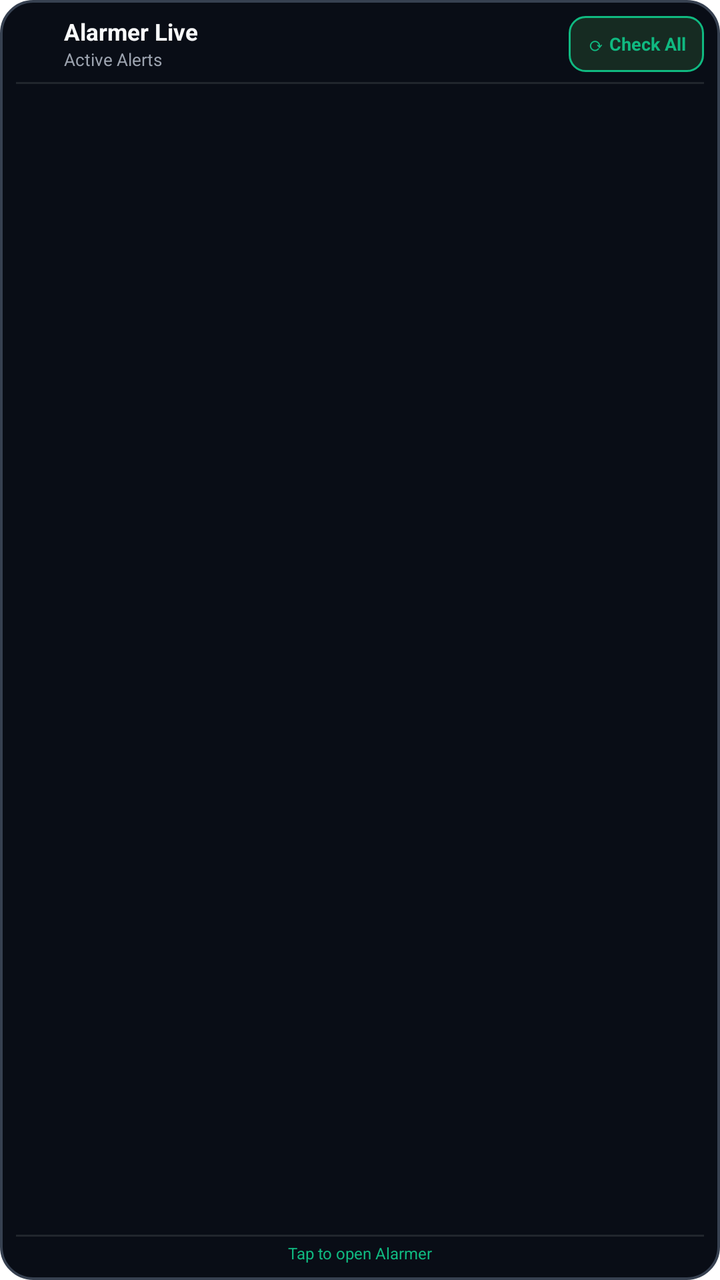
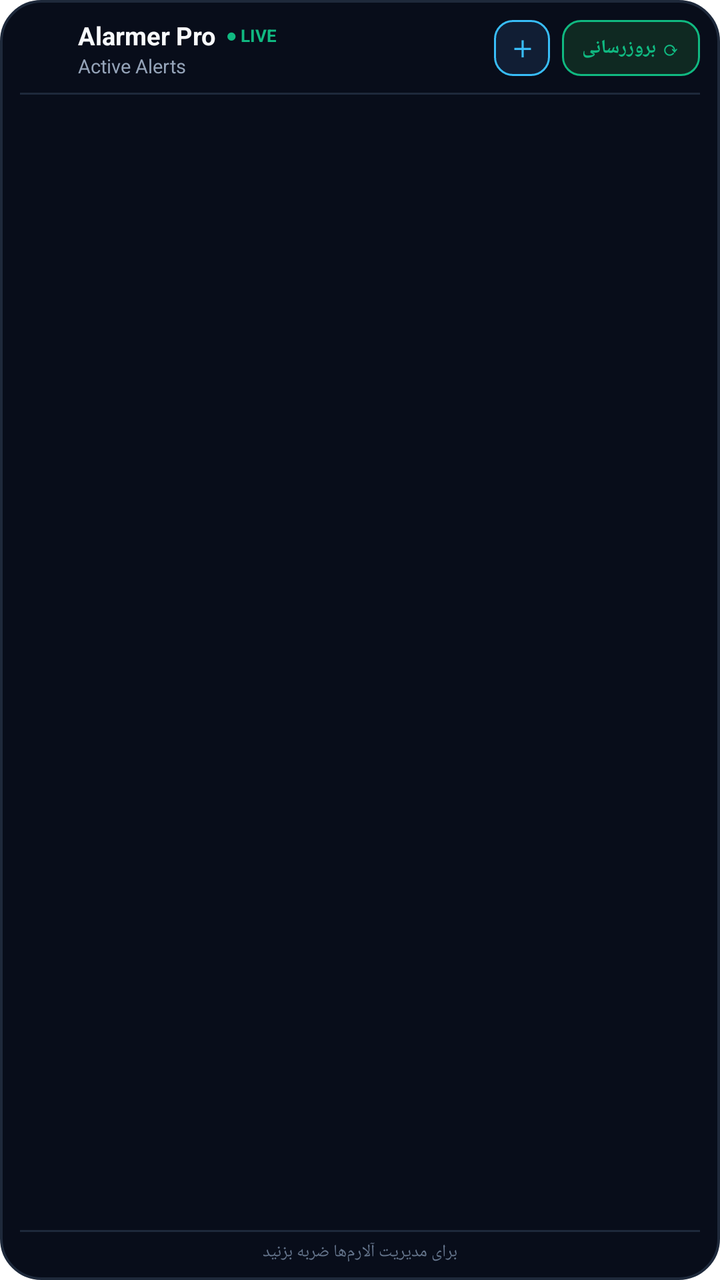

Two renders of the same Android screen: before a commit and after it. Below are the layout's source before the change and the commit's diff.
<!-- AndroidManifest.xml: fallback theme Theme.MaterialComponents.DayNight.NoActionBar -->
<!-- res/layout/alarmer_appwidget_layout.xml -->
<?xml version="1.0" encoding="utf-8"?>
<LinearLayout xmlns:android="http://schemas.android.com/apk/res/android"
    android:id="@+id/widget_root"
    android:layout_width="match_parent"
    android:layout_height="match_parent"
    android:background="@drawable/widget_background_dark"
    android:orientation="vertical"
    android:padding="8dp">

    
    <LinearLayout
        android:id="@+id/widget_header_bar"
        android:layout_width="match_parent"
        android:layout_height="wrap_content"
        android:gravity="center_vertical"
        android:orientation="horizontal"
        android:paddingBottom="5dp">

        <ImageView
            android:id="@+id/widget_logo_icon"
            android:layout_width="18dp"
            android:layout_height="18dp"
            android:src="@mipmap/ic_launcher" />

        <LinearLayout
            android:layout_width="0dp"
            android:layout_height="wrap_content"
            android:layout_marginLeft="6dp"
            android:layout_marginStart="6dp"
            android:layout_weight="1"
            android:orientation="vertical">

            <TextView
                android:id="@+id/widget_header_title"
                android:layout_width="wrap_content"
                android:layout_height="wrap_content"
                android:text="Alarmer Live"
                android:textColor="#F9FAFB"
                android:textSize="11.5sp"
                android:textStyle="bold" />

            <TextView
                android:id="@+id/widget_subtitle"
                android:layout_width="wrap_content"
                android:layout_height="wrap_content"
                android:text="Active Alerts"
                android:textColor="#9CA3AF"
                android:textSize="8.5sp" />
        </LinearLayout>

        
        <TextView
            android:id="@+id/widget_refresh_btn"
            android:layout_width="wrap_content"
            android:layout_height="wrap_content"
            android:background="@drawable/widget_live_pill_dark"
            android:gravity="center"
            android:minHeight="28dp"
            android:paddingLeft="9dp"
            android:paddingStart="9dp"
            android:paddingTop="4dp"
            android:paddingRight="9dp"
            android:paddingEnd="9dp"
            android:paddingBottom="4dp"
            android:text="⟳ Check All"
            android:textColor="#10B981"
            android:textSize="9sp"
            android:textStyle="bold" />
    </LinearLayout>

    <FrameLayout
        android:id="@+id/widget_divider_1"
        android:layout_width="match_parent"
        android:layout_height="1dp"
        android:layout_marginBottom="4dp"
        android:background="#21262D" />

    
    <FrameLayout
        android:layout_width="match_parent"
        android:layout_height="0dp"
        android:layout_weight="1">

        <ListView
            android:id="@+id/widget_listview"
            android:layout_width="match_parent"
            android:layout_height="match_parent"
            android:divider="@null"
            android:dividerHeight="0dp"
            android:scrollbars="vertical" />

        
        <TextView
            android:id="@+id/widget_empty_text"
            android:layout_width="match_parent"
            android:layout_height="match_parent"
            android:gravity="center"
            android:paddingTop="8dp"
            android:paddingBottom="8dp"
            android:text="No active alerts configured"
            android:textColor="#9CA3AF"
            android:textSize="10sp"
            android:visibility="gone" />
    </FrameLayout>

    <FrameLayout
        android:id="@+id/widget_divider_2"
        android:layout_width="match_parent"
        android:layout_height="1dp"
        android:layout_marginTop="2dp"
        android:background="#21262D" />

    
    <TextView
        android:id="@+id/widget_footer_text"
        android:layout_width="match_parent"
        android:layout_height="wrap_content"
        android:layout_marginTop="2.5dp"
        android:gravity="center"
        android:text="Tap to open Alarmer"
        android:textColor="#10B981"
        android:textSize="8sp" />
</LinearLayout>
<!-- resources referenced by this layout -->
<resources>
  <!-- drawable widget_background_dark (drawable) -->
  <?xml version="1.0" encoding="utf-8"?>
  <shape xmlns:android="http://schemas.android.com/apk/res/android"
      android:shape="rectangle">
      <solid android:color="#090D16" />
      <corners android:radius="16dp" />
      <stroke
          android:width="1.2dp"
          android:color="#374151" />
  </shape>
  <!-- drawable widget_live_pill_dark (drawable) -->
  <?xml version="1.0" encoding="utf-8"?>
  <shape xmlns:android="http://schemas.android.com/apk/res/android"
      android:shape="rectangle">
      <solid android:color="#162B22" />
      <corners android:radius="8dp" />
      <stroke
          android:width="1dp"
          android:color="#10B981" />
  </shape>
  <!-- mipmap ic_launcher (mipmap-anydpi-v26) -->
  <?xml version="1.0" encoding="utf-8"?>
  <adaptive-icon xmlns:android="http://schemas.android.com/apk/res/android">
      <background android:drawable="@drawable/ic_launcher_background" />
      <foreground android:drawable="@drawable/ic_launcher_foreground" />
  </adaptive-icon>
  <!-- drawable ic_launcher_background (drawable) -->
  <?xml version="1.0" encoding="utf-8"?>
  <vector xmlns:android="http://schemas.android.com/apk/res/android"
      android:width="108dp"
      android:height="108dp"
      android:viewportWidth="108"
      android:viewportHeight="108">
      <path
          android:fillColor="#0D1117"
          android:pathData="M0,0h108v108h-108z" />
  </vector>
  <!-- drawable ic_launcher_foreground (drawable) -->
  <?xml version="1.0" encoding="utf-8"?>
  <vector xmlns:android="http://schemas.android.com/apk/res/android"
      android:width="108dp"
      android:height="108dp"
      android:viewportWidth="108"
      android:viewportHeight="108">
      
      <path
          android:fillColor="#F59E0B"
          android:pathData="M54,28c-11,0 -20,9 -20,20v14l-6,6v4h52v-4l-6,-6V48c0,-11 -9,-20 -20,-20zm-6,48c0,3.31 2.69,6 6,6s6,-2.69 6,-6h-12z" />
  </vector>
</resources>

<!-- the commit's change to res/layout/alarmer_appwidget_layout.xml (unified diff, before → after) -->
@@ -5,7 +5,12 @@
     android:layout_height="match_parent"
     android:background="@drawable/widget_background_dark"
     android:orientation="vertical"
-    android:padding="8dp">
+    android:paddingLeft="10dp"
+    android:paddingStart="10dp"
+    android:paddingTop="9dp"
+    android:paddingRight="10dp"
+    android:paddingEnd="10dp"
+    android:paddingBottom="8dp">
 
     
     <LinearLayout
@@ -14,39 +19,88 @@
         android:layout_height="wrap_content"
         android:gravity="center_vertical"
         android:orientation="horizontal"
-        android:paddingBottom="5dp">
+        android:paddingBottom="7dp">
 
-        <ImageView
-            android:id="@+id/widget_logo_icon"
-            android:layout_width="18dp"
-            android:layout_height="18dp"
-            android:src="@mipmap/ic_launcher" />
-
+        
         <LinearLayout
+            android:id="@+id/widget_header_brand"
             android:layout_width="0dp"
             android:layout_height="wrap_content"
-            android:layout_marginLeft="6dp"
-            android:layout_marginStart="6dp"
             android:layout_weight="1"
-            android:orientation="vertical">
+            android:gravity="center_vertical"
+            android:orientation="horizontal">
 
-            <TextView
-                android:id="@+id/widget_header_title"
+            <ImageView
+                android:id="@+id/widget_logo_icon"
+                android:layout_width="22dp"
+                android:layout_height="22dp"
+                android:src="@mipmap/ic_launcher" />
+
+            <LinearLayout
                 android:layout_width="wrap_content"
                 android:layout_height="wrap_content"
-                android:text="Alarmer Live"
-                android:textColor="#F9FAFB"
-                android:textSize="11.5sp"
-                android:textStyle="bold" />
+                android:layout_marginLeft="7dp"
+                android:layout_marginStart="7dp"
+                android:orientation="vertical">
 
-            <TextView
-                android:id="@+id/widget_subtitle"
-                android:layout_width="wrap_content"
-                android:layout_height="wrap_content"
-                android:text="Active Alerts"
-                android:textColor="#9CA3AF"
-                android:textSize="8.5sp" />
+                <LinearLayout
+                    android:layout_width="wrap_content"
+                    android:layout_height="wrap_content"
+                    android:gravity="center_vertical"
+                    android:orientation="horizontal">
+
+                    <TextView
+                        android:id="@+id/widget_header_title"
+                        android:layout_width="wrap_content"
+                        android:layout_height="wrap_content"
+                        android:text="Alarmer Pro"
+                        android:textColor="#F8FAFC"
+                        android:textSize="12.5sp"
+                        android:textStyle="bold" />
+
+                    <TextView
+                        android:id="@+id/widget_live_dot"
+                        android:layout_width="wrap_content"
+                        android:layout_height="wrap_content"
+                        android:layout_marginLeft="5dp"
+                        android:layout_marginStart="5dp"
+                        android:text="● LIVE"
+                        android:textColor="#10B981"
+                        android:textSize="8.5sp"
+                        android:textStyle="bold" />
+                </LinearLayout>
+
+                <TextView
+                    android:id="@+id/widget_subtitle"
+                    android:layout_width="wrap_content"
+                    android:layout_height="wrap_content"
+                    android:text="Active Alerts"
+                    android:textColor="#94A3B8"
+                    android:textSize="9.5sp" />
+            </LinearLayout>
         </LinearLayout>
+
+        
+        <TextView
+            android:id="@+id/widget_add_btn"
+            android:layout_width="wrap_content"
+            android:layout_height="wrap_content"
+            android:layout_marginRight="6dp"
+            android:layout_marginEnd="6dp"
+            android:background="@drawable/widget_add_pill_dark"
+            android:gravity="center"
+            android:minWidth="28dp"
+            android:minHeight="28dp"
+            android:paddingLeft="8dp"
+            android:paddingStart="8dp"
+            android:paddingTop="4dp"
+            android:paddingRight="8dp"
+            android:paddingEnd="8dp"
+            android:paddingBottom="4dp"
+            android:text="＋"
+            android:textColor="#38BDF8"
+            android:textSize="11sp"
+            android:textStyle="bold" />
 
         
         <TextView
@@ -56,15 +110,15 @@
             android:background="@drawable/widget_live_pill_dark"
             android:gravity="center"
             android:minHeight="28dp"
-            android:paddingLeft="9dp"
-            android:paddingStart="9dp"
+            android:paddingLeft="10dp"
+            android:paddingStart="10dp"
             android:paddingTop="4dp"
-            android:paddingRight="9dp"
-            android:paddingEnd="9dp"
+            android:paddingRight="10dp"
+            android:paddingEnd="10dp"
             android:paddingBottom="4dp"
-            android:text="⟳ Check All"
+            android:text="⟳ بروزرسانی"
             android:textColor="#10B981"
-            android:textSize="9sp"
+            android:textSize="9.5sp"
             android:textStyle="bold" />
     </LinearLayout>
 
@@ -72,8 +126,8 @@
         android:id="@+id/widget_divider_1"
         android:layout_width="match_parent"
         android:layout_height="1dp"
-        android:layout_marginBottom="4dp"
-        android:background="#21262D" />
+        android:layout_marginBottom="6dp"
+        android:background="#1E293B" />
 
     
     <FrameLayout
@@ -95,11 +149,11 @@
             android:layout_width="match_parent"
             android:layout_height="match_parent"
             android:gravity="center"
-            android:paddingTop="8dp"
-            android:paddingBottom="8dp"
-            android:text="No active alerts configured"
-            android:textColor="#9CA3AF"
-            android:textSize="10sp"
+            android:paddingTop="12dp"
+            android:paddingBottom="12dp"
+            android:text="هیچ آلارم فعالی ثبت نشده است • برای افزودن ضربه بزنید"
+            android:textColor="#94A3B8"
+            android:textSize="10.5sp"
             android:visibility="gone" />
     </FrameLayout>
 
@@ -107,17 +161,17 @@
         android:id="@+id/widget_divider_2"
         android:layout_width="match_parent"
         android:layout_height="1dp"
-        android:layout_marginTop="2dp"
-        android:background="#21262D" />
+        android:layout_marginTop="4dp"
+        android:background="#1E293B" />
 
     
     <TextView
         android:id="@+id/widget_footer_text"
         android:layout_width="match_parent"
         android:layout_height="wrap_content"
-        android:layout_marginTop="2.5dp"
+        android:layout_marginTop="4dp"
         android:gravity="center"
-        android:text="Tap to open Alarmer"
-        android:textColor="#10B981"
-        android:textSize="8sp" />
+        android:text="برای مدیریت آلارم‌ها ضربه بزنید"
+        android:textColor="#64748B"
+        android:textSize="8.5sp" />
 </LinearLayout>
<!-- resource entries referenced after the edit -->
@@ -1,21 +1,31 @@
 <!-- resources referenced by this layout -->
 <resources>
+  <!-- drawable widget_add_pill_dark (drawable) -->
+  <?xml version="1.0" encoding="utf-8"?>
+  <shape xmlns:android="http://schemas.android.com/apk/res/android"
+      android:shape="rectangle">
+      <solid android:color="#111E34" />
+      <corners android:radius="9dp" />
+      <stroke
+          android:width="1dp"
+          android:color="#38BDF8" />
+  </shape>
   <!-- drawable widget_background_dark (drawable) -->
   <?xml version="1.0" encoding="utf-8"?>
   <shape xmlns:android="http://schemas.android.com/apk/res/android"
       android:shape="rectangle">
-      <solid android:color="#090D16" />
-      <corners android:radius="16dp" />
+      <solid android:color="#080D1A" />
+      <corners android:radius="20dp" />
       <stroke
           android:width="1.2dp"
-          android:color="#374151" />
+          android:color="#1E293B" />
   </shape>
   <!-- drawable widget_live_pill_dark (drawable) -->
   <?xml version="1.0" encoding="utf-8"?>
   <shape xmlns:android="http://schemas.android.com/apk/res/android"
       android:shape="rectangle">
-      <solid android:color="#162B22" />
-      <corners android:radius="8dp" />
+      <solid android:color="#0F2922" />
+      <corners android:radius="9dp" />
       <stroke
           android:width="1dp"
           android:color="#10B981" />
